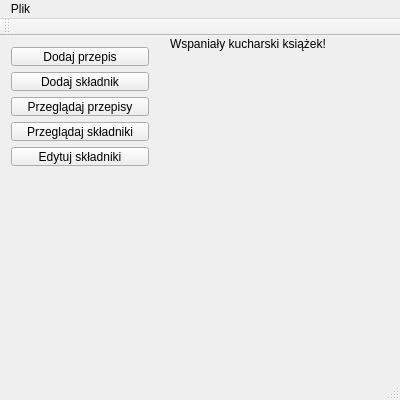
Old version of the form KsiazKuch/mainwindow.ui in the repository Valumior/KsiazKuch.
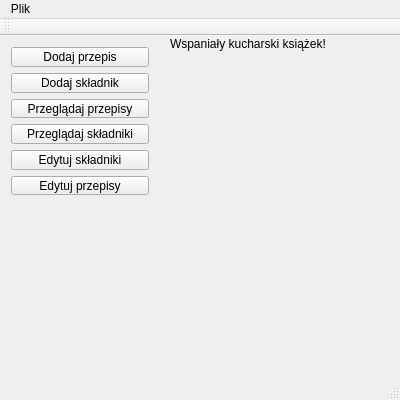
New version of the form.

```diff
--- a/KsiazKuch/mainwindow.ui
+++ b/KsiazKuch/mainwindow.ui
@@ -32,7 +32,7 @@
       <x>0</x>
       <y>0</y>
       <width>160</width>
-      <height>141</height>
+      <height>170</height>
      </rect>
     </property>
     <layout class="QVBoxLayout" name="verticalLayout">
@@ -71,6 +71,13 @@
        </property>
       </widget>
      </item>
+     <item>
+      <widget class="QPushButton" name="pushButton">
+       <property name="text">
+        <string>Edytuj przepisy</string>
+       </property>
+      </widget>
+     </item>
     </layout>
    </widget>
    <widget class="QLabel" name="label">
```
